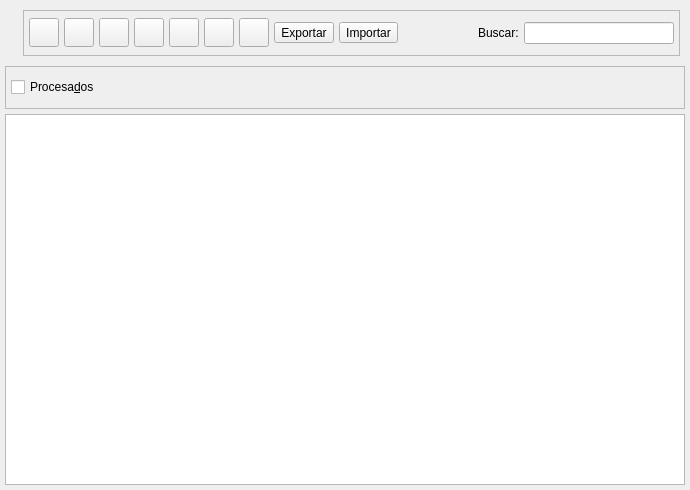
eboladev/Bulmages-1, file bulmages/bulmafact/src/providerslistbase.ui: the form before one commit.
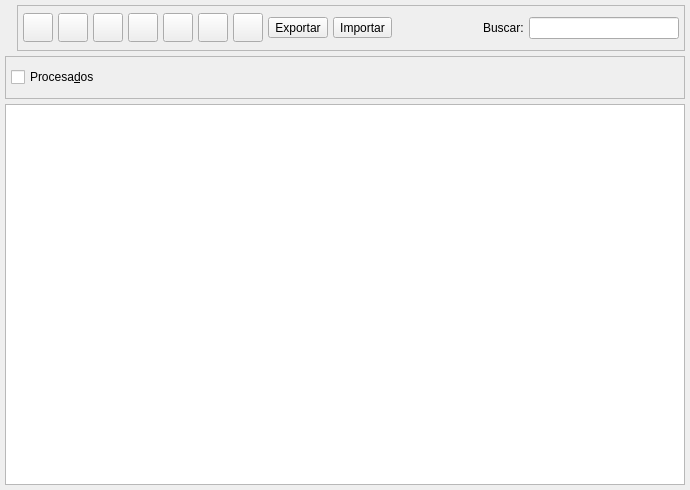
The form after the commit. Icons and pictures are not drawn. Custom widgets are drawn as their Qt base class.

```diff
--- a/bulmages/bulmafact/src/providerslistbase.ui
+++ b/bulmages/bulmafact/src/providerslistbase.ui
@@ -13,14 +13,6 @@
     <height>490</height>
    </rect>
   </property>
-  <property name="sizePolicy" >
-   <sizepolicy>
-    <hsizetype>0</hsizetype>
-    <vsizetype>0</vsizetype>
-    <horstretch>0</horstretch>
-    <verstretch>0</verstretch>
-   </sizepolicy>
-  </property>
   <property name="windowTitle" >
    <string>Proveedores</string>
   </property>
@@ -37,10 +29,10 @@
    <item>
     <layout class="QHBoxLayout" >
      <property name="margin" >
-      <number>5</number>
+      <number>0</number>
      </property>
      <property name="spacing" >
-      <number>6</number>
+      <number>5</number>
      </property>
      <item>
       <widget class="QLabel" name="label" >
@@ -389,12 +381,6 @@
        <verstretch>0</verstretch>
       </sizepolicy>
      </property>
-     <property name="minimumSize" >
-      <size>
-       <width>575</width>
-       <height>343</height>
-      </size>
-     </property>
     </widget>
    </item>
   </layout>
```
